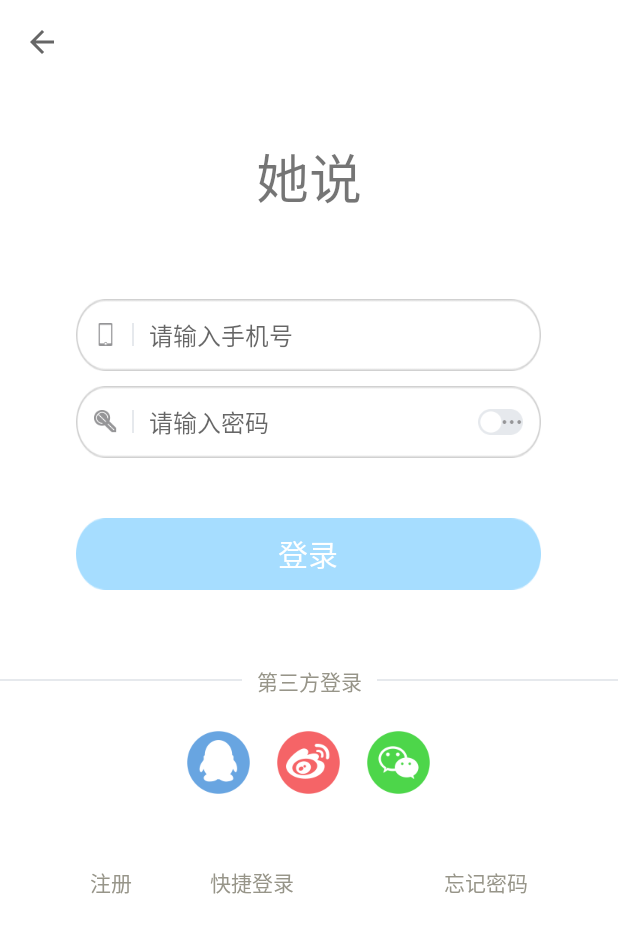
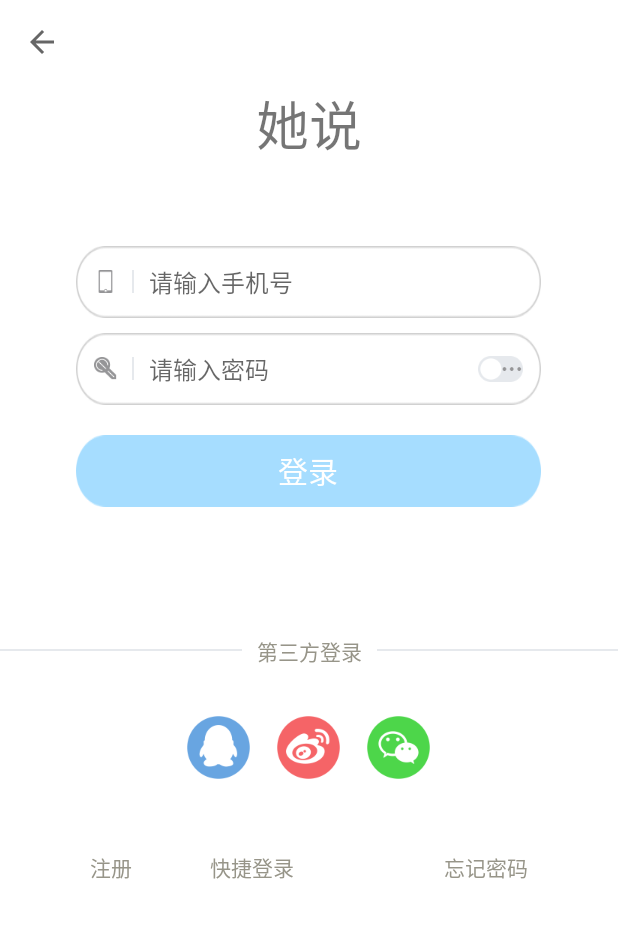
Before and after one commit to iiifi/iiifi-android-demo01, an Android app: the LoginActivity screen opened directly, with no data from a screen before it, on a phone screen of 412 x 824 dp. Shown: the top 933 px of the screen. Run offline under Robolectric (Android 15) with nearby library versions, the phone set to English and light mode, and no system bars.

Commit message:
修改提示

```diff
--- a/app/src/main/res/layout/activity_login.xml
+++ b/app/src/main/res/layout/activity_login.xml
@@ -20,7 +20,6 @@
         android:layout_height="wrap_content"
         android:gravity="center"
         android:layout_marginBottom="55dp"
-        android:layout_marginTop="35dp"
         android:text="她说"
         android:textSize="35dp"
         />
@@ -119,7 +118,7 @@
         android:id="@+id/login_btn"
         android:layout_width="wrap_content"
         android:layout_height="wrap_content"
-        android:layout_marginTop="30dp"
+        android:layout_marginTop="10dp"
         android:text="登录"
         android:textSize="20dp"
         android:textColor="#ffffff"
@@ -131,7 +130,7 @@
     <LinearLayout
         android:layout_width="match_parent"
         android:layout_height="20dp"
-        android:layout_marginTop="50dp">
+        android:layout_marginTop="85dp">
 
         <View
             android:layout_width="wrap_content"
@@ -161,7 +160,7 @@
     <LinearLayout
         android:layout_width="match_parent"
         android:layout_height="wrap_content"
-        android:layout_marginTop="20dp"
+        android:layout_marginTop="30dp"
         android:gravity="center">
         <ImageView
             android:id="@+id/iv_qq"
```
